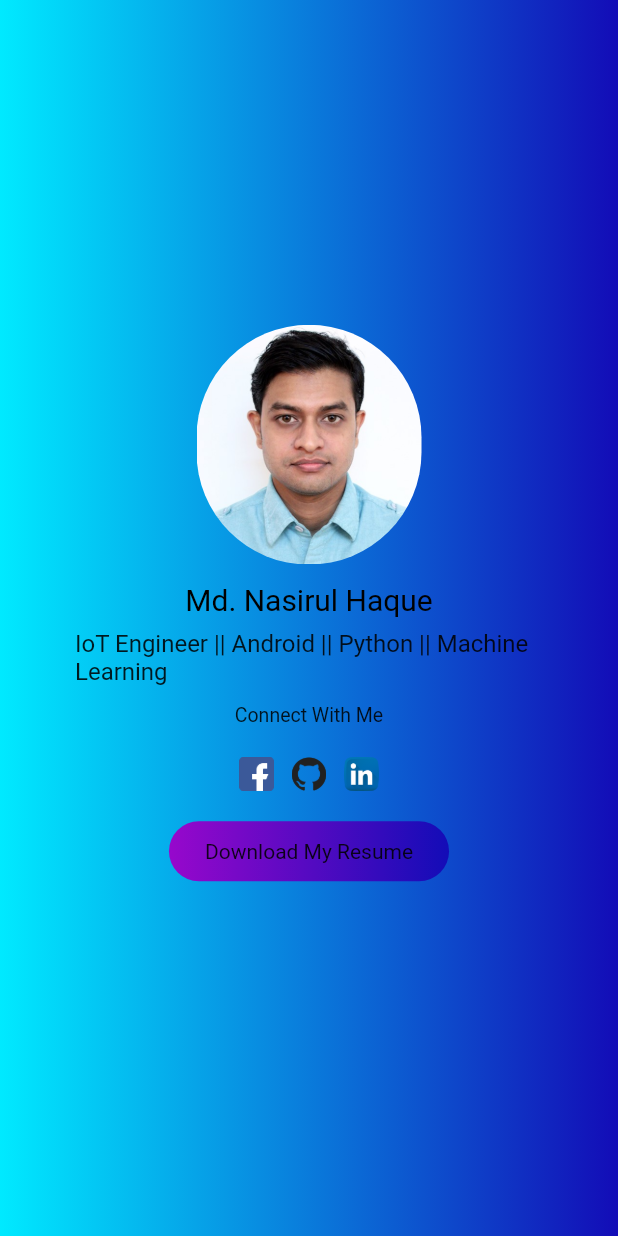
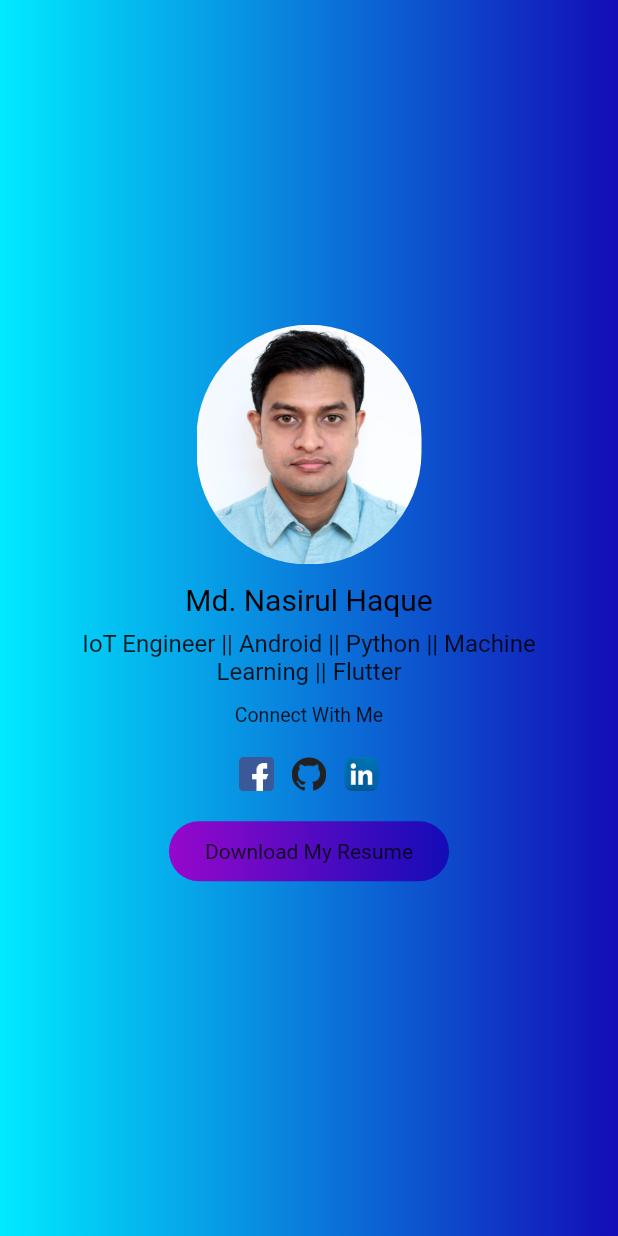
Before and after one commit to dpridoy/MyPortfolio, a Flutter app: the screen it shows after launch, on a phone screen of 412 x 824 dp. Run offline on Flutter 3.47's test engine with Material 2 defaults, Android fonts, the phone set to English and light mode, and no system bars.

Commit message:
second commit

```diff
--- a/lib/landing_page.dart
+++ b/lib/landing_page.dart
@@ -45,7 +45,8 @@ class _LandingPageState extends State<LandingPage> {
             SizedBox(height: 8,),
             Container(
               padding: EdgeInsets.symmetric(horizontal: 50),
-              child: Text("IoT Engineer || Android || Python || Machine Learning",
+              child: Text("IoT Engineer || Android || Python || Machine Learning || Flutter",
+                textAlign: TextAlign.center,
                 style: TextStyle(
                   fontSize: 16,
                   color: Colors.black87
```
